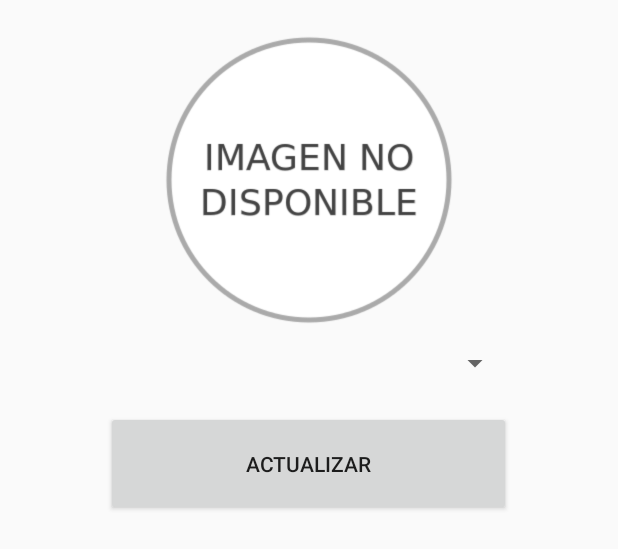
After one commit to SoraireEmmanuel/Trabajo_Final_APP_Moviles, an Android app: the layout actualizar_perfil.xml on its own in the app's theme, with its tools: preview values and no code run, on a phone screen of 412 x 824 dp. The commit adds this screen. Shown: the top 549 px of the screen. Run offline under Robolectric (Android 15) with nearby library versions, the phone set to English and light mode, and no system bars.

Commit message:
Layout pagina actualizar_perfil

```diff
--- /dev/null
+++ b/app/src/main/res/layout/actualizar_perfil.xml
@@ -0,0 +1,62 @@
+<?xml version="1.0" encoding="utf-8"?>
+<LinearLayout xmlns:android="http://schemas.android.com/apk/res/android"
+    xmlns:tools="http://schemas.android.com/tools" android:layout_width="match_parent"
+    android:layout_height="match_parent" android:paddingLeft="0dp"
+    android:paddingRight="0dp" tools:context=".MainActivity"
+    android:orientation="vertical">
+
+    <TabHost android:id="@android:id/tabhost"
+        android:layout_width="match_parent"
+        android:layout_height="match_parent">
+
+        <LinearLayout
+            android:orientation="vertical"
+            android:layout_width="match_parent"
+            android:layout_height="match_parent" >
+
+            <TabWidget android:layout_width="match_parent"
+                android:layout_height="wrap_content"
+                android:id="@android:id/tabs" />
+
+            <FrameLayout android:layout_width="match_parent"
+                android:layout_height="match_parent"
+                android:id="@android:id/tabcontent" >
+                <!--tab 1-->
+                <LinearLayout
+                    android:id="@+id/tab1"
+                    android:layout_width="match_parent"
+                    android:layout_height="match_parent"
+                    android:orientation="vertical">
+
+
+                    <LinearLayout
+                        android:layout_width="match_parent"
+                        android:layout_height="wrap_content"
+                        android:orientation="vertical"
+                        android:layout_marginTop="20dp"
+                        >
+
+                    <ImageView
+                        android:layout_gravity="center"
+                        android:layout_width="200dp"
+                        android:src="@drawable/imagen_no_disponible"
+                        android:layout_height="200dp"/>
+
+                        <Spinner
+                            android:layout_marginTop="10dp"
+                            android:layout_gravity="center"
+                            android:layout_width="270dp"
+                            android:layout_height="match_parent"
+                            />
+                    </LinearLayout>
+                    <Button
+                        android:layout_marginTop="20dp"
+                        android:layout_width="270dp"
+                        android:layout_gravity="center"
+                        android:layout_height="70dp"
+                        android:text="@string/actualizarPerfil"/>
+                </LinearLayout>
+            </FrameLayout>
+        </LinearLayout>
+    </TabHost>
+</LinearLayout>
--- a/app/src/main/res/values/strings.xml
+++ b/app/src/main/res/values/strings.xml
@@ -34,6 +34,9 @@
     <string name="estado">Estado: </string>
     <string name="creador">Creador: </string>
     <string name="trabajando">Asignado a: </string>
+
+    /*actualizar tarea*/
+    <string name="actualizarPerfil">Actualizar</string>
     <!-- TODO: Remove or change this placeholder text -->
     <string name="hello_blank_fragment">Hello blank fragment</string>
 
```
